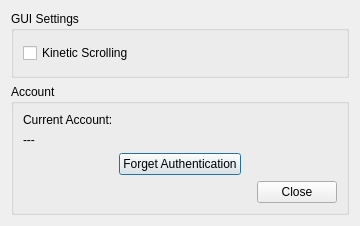
Old version of the form settingsdialog.ui in the repository lawand/droper.
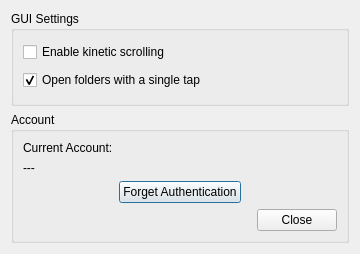
New version of the form. Icons and pictures are not drawn.

Commit message: added an option to open folders with a single tap or double tap for symbian

The edit to the form file:
```diff
--- a/settingsdialog.ui
+++ b/settingsdialog.ui
@@ -7,7 +7,7 @@
     <x>0</x>
     <y>0</y>
     <width>360</width>
-    <height>226</height>
+    <height>254</height>
    </rect>
   </property>
   <property name="minimumSize">
@@ -33,7 +33,17 @@
       <item>
        <widget class="QCheckBox" name="kineticScrollingCheckBox">
         <property name="text">
-         <string>Kinetic Scrolling</string>
+         <string>Enable kinetic scrolling</string>
+        </property>
+       </widget>
+      </item>
+      <item>
+       <widget class="QCheckBox" name="singleTapCheckBox">
+        <property name="text">
+         <string>Open folders with a single tap</string>
+        </property>
+        <property name="checked">
+         <bool>true</bool>
         </property>
        </widget>
       </item>
```
The commit also changes 3 other files.
